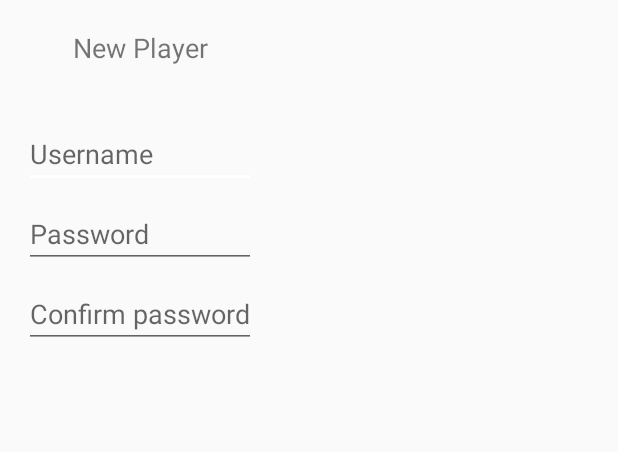
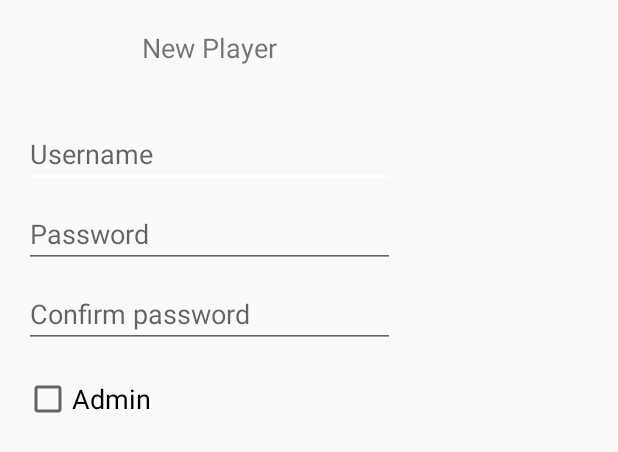
Before and after one commit to JakobWeiler/FootballApp, an Android app: the layout dialog_add_player.xml on its own in the app's theme, with its tools: preview values and no code run, on a phone screen of 412 x 824 dp. Shown: the top 452 px of the screen. Run offline under Robolectric (Android 15) with nearby library versions, the phone set to English and light mode, and no system bars.

Commit message:
Test data in RemovePlayer Admin checkbock in dialog_add_player added

```diff
--- a/app/src/main/res/layout/dialog_add_player.xml
+++ b/app/src/main/res/layout/dialog_add_player.xml
@@ -40,7 +40,16 @@
         android:layout_marginTop="4dp"
         android:layout_marginLeft="16dp"
         android:layout_marginRight="16dp"
-        android:layout_marginBottom="16dp"
+        android:layout_marginBottom="4dp"
         android:fontFamily="sans-serif"
         android:hint="@string/ConfirmPassword"/>
+    <CheckBox
+        android:id="@+id/cbIsAdmin"
+        android:layout_width="247dp"
+        android:layout_height="60dp"
+        android:text="@string/Admin"
+        android:textSize="18sp"
+        android:layout_marginLeft="16dp"
+        android:layout_marginRight="16dp"
+        android:layout_marginBottom="12dp" />
 </LinearLayout>
--- a/app/src/main/res/values/strings.xml
+++ b/app/src/main/res/values/strings.xml
@@ -44,4 +44,5 @@
     <string name="NewPlayer">New Player</string>
     <string name="Username">Username</string>
     <string name="ConfirmPassword">Confirm password</string>
+    <string name="Admin">Admin</string>
 </resources>
```
Also changed, not shown: app/src/main/java/at/footballapp/captainandroid/footballapp/pkgGUI/RemovePlayerActivity.java (+18 -0 lines), 1 other file.
